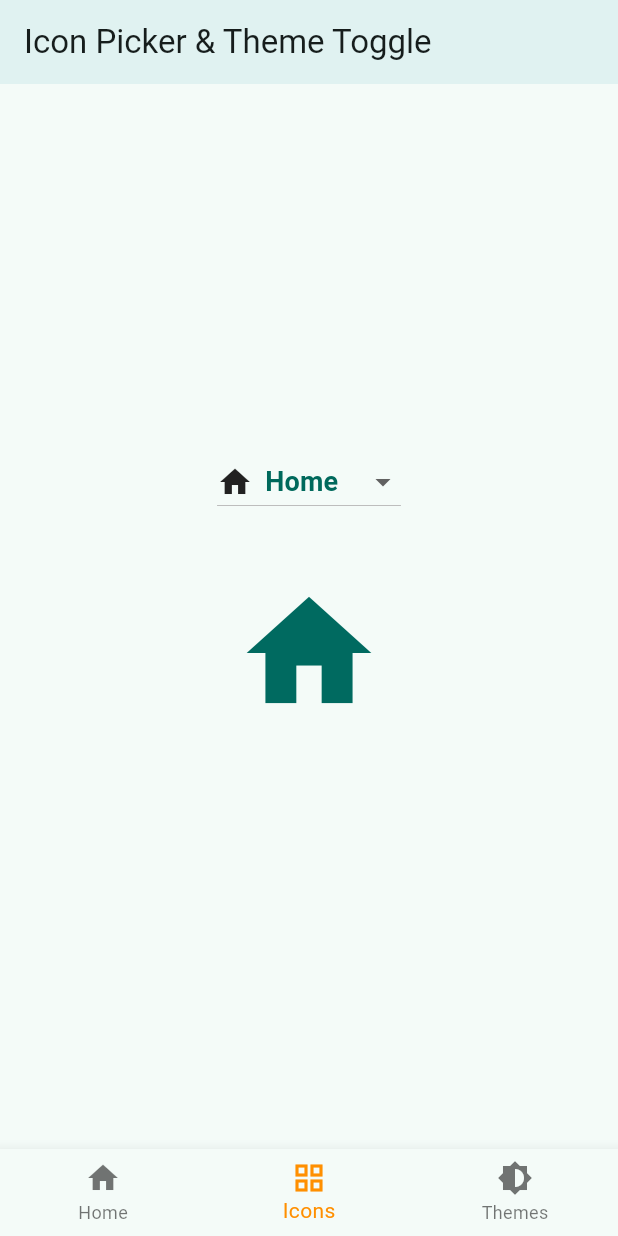
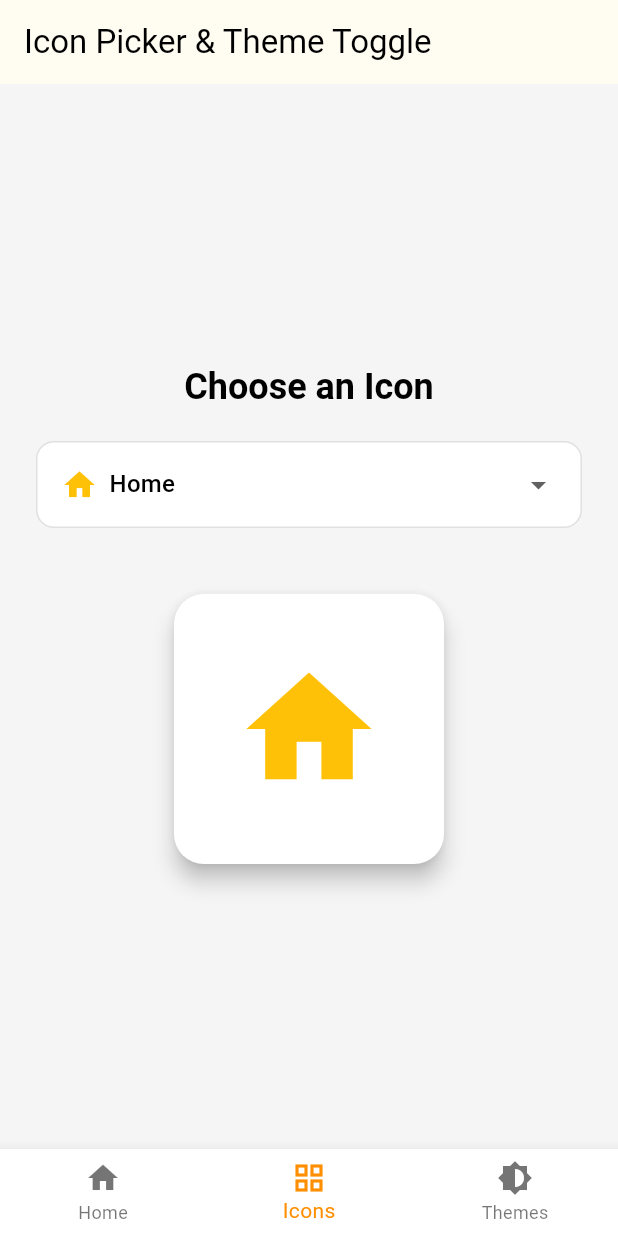
Before and after one commit to MrHamaad/toggle_and_pick, a Flutter app: the screen it shows after launch, item 2 of the bottom bar chosen, on a phone screen of 412 x 824 dp. Run offline on Flutter 3.47's test engine with Material 3 defaults, Android fonts, the phone set to English and light mode, and no system bars.

Commit message:
split the main.dart file into more readable files

```diff
--- /dev/null
+++ b/lib/app.dart
@@ -0,0 +1,17 @@
+import 'package:flutter/material.dart';
+import 'theme/app_theme.dart';
+import 'home_scaffold.dart';
+
+class MyApp extends StatelessWidget {
+  const MyApp({super.key}); // This must remain 'const' for testing
+
+  @override
+  Widget build(BuildContext context) {
+    return MaterialApp(
+      title: 'Theme & Icon Picker',
+      theme: AppTheme.lightTheme,
+      darkTheme: AppTheme.darkTheme,
+      home: const HomeScaffold(),
+    );
+  }
+}
--- /dev/null
+++ b/lib/home_scaffold.dart
@@ -0,0 +1,71 @@
+import 'package:flutter/material.dart';
+import 'theme/app_theme.dart';
+import 'screens/home_screen.dart';
+import 'screens/icon_screen.dart';
+import 'screens/toggle_theme.dart';
+
+class HomeScaffold extends StatefulWidget {
+  const HomeScaffold({super.key});
+
+  @override
+  State<HomeScaffold> createState() => _HomeScaffoldState();
+}
+
+class _HomeScaffoldState extends State<HomeScaffold> {
+  ThemeMode _themeMode = ThemeMode.light;
+  int _selectedIndex = 0;
+
+  void _toggleTheme(bool isDark) {
+    setState(() {
+      _themeMode = isDark ? ThemeMode.dark : ThemeMode.light;
+    });
+  }
+
+  void _onItemTapped(int index) {
+    setState(() {
+      _selectedIndex = index;
+    });
+  }
+
+  List<Widget> get _widgetOptions => [
+    const HomeScreen(),
+    IconScreen(),
+    ToggleTheme(_toggleTheme),
+  ];
+
+  @override
+  Widget build(BuildContext context) {
+    final theme = _themeMode == ThemeMode.dark
+        ? AppTheme.darkTheme
+        : AppTheme.lightTheme;
+
+    return Theme(
+      data: theme,
+      child: Scaffold(
+        appBar: AppBar(
+          title: const Text('Icon Picker & Theme Toggle'),
+        ),
+        body: _widgetOptions[_selectedIndex],
+        bottomNavigationBar: BottomNavigationBar(
+          items: const [
+            BottomNavigationBarItem(
+              icon: Icon(Icons.home),
+              label: 'Home',
+            ),
+            BottomNavigationBarItem(
+              icon: Icon(Icons.grid_view),
+              label: 'Icons',
+            ),
+            BottomNavigationBarItem(
+              icon: Icon(Icons.brightness_6),
+              label: 'Themes',
+            ),
+          ],
+          currentIndex: _selectedIndex,
+          selectedItemColor: Colors.amber[800],
+          onTap: _onItemTapped,
+        ),
+      ),
+    );
+  }
+}
--- a/lib/main.dart
+++ b/lib/main.dart
@@ -1,69 +1,4 @@
 import 'package:flutter/material.dart';
-import 'theme/app_theme.dart'; // import only once here
-import 'screens/home_screen.dart'; // make sure this is imported
-import 'screens/icon_screen.dart';
-import 'screens/toggle_theme.dart';
+import 'app.dart';
 
-void main() => runApp(MyApp());
-
-class MyApp extends StatefulWidget {
-  const MyApp({super.key});  // add key
-
-  @override
-  State<MyApp> createState() => _MyAppState();
-}
-
-class _MyAppState extends State<MyApp> {
-  ThemeMode _themeMode = ThemeMode.light;
-  int _selectedIndex = 0;
-  void _toggleTheme(bool isDark) {
-    setState(() {
-      _themeMode = isDark ? ThemeMode.dark : ThemeMode.light;
-    });
-  }
-  void _onItemTapped(int index) {
-    setState(() {
-      _selectedIndex = index;
-    });
-  }
-  @override
-  Widget build(BuildContext context) {
-
-    final List<Widget> _widgetOptions = <Widget>[
-      const HomeScreen(),
-      IconScreen(),
-      ToggleTheme(_toggleTheme),
-    ];
-    return MaterialApp(
-      title: 'Theme & Icon Picker',
-      theme: AppTheme.lightTheme,
-      darkTheme: AppTheme.darkTheme,
-      themeMode: _themeMode,
-      home: Scaffold(
-        appBar: AppBar(
-          title: Text('Icon Picker & Theme Toggle',),
-        ),
-        body: _widgetOptions.elementAt(_selectedIndex),
-        bottomNavigationBar: BottomNavigationBar(
-            items:const <BottomNavigationBarItem>[
-              BottomNavigationBarItem(
-                icon: Icon(Icons.home),
-                label: 'Home',
-              ),
-              BottomNavigationBarItem(
-                icon: Icon(Icons.grid_view),
-                label: 'Icons',
-              ),
-              BottomNavigationBarItem(
-                icon: Icon(Icons.brightness_6),
-                label: 'Themes',
-              ),
-
-            ] ,
-             currentIndex: _selectedIndex,
-             selectedItemColor: Colors.amber[800],
-             onTap: _onItemTapped,
-      ), //
-    ));
-  }
-}
+void main() => runApp(const MyApp());
--- a/lib/screens/icon_screen.dart
+++ b/lib/screens/icon_screen.dart
@@ -17,22 +17,38 @@ class _IconScreenState extends State<IconScreen> {
     'Alarm': Icons.alarm,
     'Person': Icons.person,
   };
+
   @override
   Widget build(BuildContext context) {
+    final theme = Theme.of(context);
+    final primaryColor = theme.colorScheme.primary;
+
     return SafeArea(
       child: Padding(
         padding: const EdgeInsets.all(24.0),
         child: Column(
-          mainAxisAlignment: MainAxisAlignment.spaceBetween,  // Space between top content and footer
+          mainAxisAlignment: MainAxisAlignment.center,
           children: [
-            // Main content centered vertically
-            Expanded(
-              child: Center(
-                child: Column(
-                  mainAxisSize: MainAxisSize.min, // Wrap content tightly
-                  children: [
-                    DropdownButton<IconData>(
+            Text(
+              'Choose an Icon',
+              style: theme.textTheme.headlineSmall?.copyWith(
+                fontWeight: FontWeight.bold,
+              ),
+            ),
+            const SizedBox(height: 20),
+
+            // Styled Dropdown
+            Container(
+              padding: const EdgeInsets.symmetric(horizontal: 16, vertical: 4),
+              decoration: BoxDecoration(
+                color: theme.cardColor,
+                borderRadius: BorderRadius.circular(12),
+                border: Border.all(color: Colors.grey.shade300),
+              ),
+              child: DropdownButtonHideUnderline(
+                child: DropdownButton<IconData>(
                   value: _selectedIcon,
+                  isExpanded: true,
                   onChanged: (IconData? newIcon) {
                     if (newIcon != null) {
                       setState(() {
@@ -45,7 +61,7 @@ class _IconScreenState extends State<IconScreen> {
                       value: entry.value,
                       child: Row(
                         children: [
-                              Icon(entry.value),
+                          Icon(entry.value, color: primaryColor),
                           const SizedBox(width: 8),
                           Text(entry.key),
                         ],
@@ -53,20 +69,26 @@ class _IconScreenState extends State<IconScreen> {
                     );
                   }).toList(),
                 ),
+              ),
+            ),
+
             const SizedBox(height: 40),
-                    Icon(
+
+            // Display selected icon in a card
+            Card(
+              elevation: 6,
+              shape: RoundedRectangleBorder(
+                borderRadius: BorderRadius.circular(20),
+              ),
+              child: Padding(
+                padding: const EdgeInsets.all(40.0),
+                child: Icon(
                   _selectedIcon,
                   size: 100,
-                      color: Theme.of(context).colorScheme.primary,
-                    ),
-                    const SizedBox(height: 40),
-                  ],
+                  color: primaryColor,
                 ),
               ),
             ),
-
-            // Footer fixed at bottom
-
           ],
         ),
       ),
--- a/lib/screens/toggle_theme.dart
+++ b/lib/screens/toggle_theme.dart
@@ -13,7 +13,7 @@ class _ToggleThemeState extends State<ToggleTheme> {
   @override
   Widget build(BuildContext context) {
     final isDark = Theme.of(context).brightness == Brightness.dark;
-    final textTheme = Theme.of(context).textTheme;
+
     return SafeArea(
       child: Padding(
         padding: const EdgeInsets.all(24.0),
@@ -29,7 +29,7 @@ class _ToggleThemeState extends State<ToggleTheme> {
                     Row(
                       mainAxisAlignment: MainAxisAlignment.center,
                       children: [
-                        Text('Dark Mode', style: textTheme.titleMedium),
+                        Text('Dark Mode : ', style: TextStyle(fontSize: 25,fontWeight: FontWeight.w800)),
                         Switch(
                           value: isDark,
                           onChanged: widget.onThemeChanged,
--- a/lib/theme/app_theme.dart
+++ b/lib/theme/app_theme.dart
@@ -1,51 +1,36 @@
 import 'package:flutter/material.dart';
 
 class AppTheme {
-  static final lightTheme = ThemeData(
-    colorScheme: ColorScheme.fromSeed(
-      seedColor: Colors.teal,
-      brightness: Brightness.light,
+  static final ThemeData lightTheme = ThemeData(
+    brightness: Brightness.light,
+    scaffoldBackgroundColor: const Color(0xFFF5F5F5), // Soft light gray
+    appBarTheme: const AppBarTheme(
+      backgroundColor: Colors.white,
+      foregroundColor: Colors.black,
+      elevation: 1,
     ),
-    useMaterial3: true,
-    textTheme: TextTheme(
-      headlineLarge: TextStyle(
-        fontSize: 32,
-        fontWeight: FontWeight.bold,
-        color: Colors.black,
-      ),
-      titleMedium: TextStyle(
-        fontSize: 18,
-        fontWeight: FontWeight.w600,
-        color: Colors.teal.shade800, //
-      ),
+    colorScheme: ColorScheme.light(
+      primary: Colors.amber,
+      secondary: Colors.amberAccent,
     ),
-    appBarTheme: AppBarTheme(
-      backgroundColor: Colors.teal.shade50,
-      elevation: 0,
+    textTheme: const TextTheme(
+      bodyMedium: TextStyle(color: Colors.black87),
     ),
   );
 
-  static final darkTheme = ThemeData(
-    colorScheme: ColorScheme.fromSeed(
-      seedColor: Colors.teal,
-      brightness: Brightness.dark,
+  static final ThemeData darkTheme = ThemeData(
+    brightness: Brightness.dark,
+    scaffoldBackgroundColor: const Color(0xFF121212),
+    appBarTheme: const AppBarTheme(
+      backgroundColor: Color(0xFF1E1E1E),
+      foregroundColor: Colors.white,
     ),
-    useMaterial3: true,
-    textTheme: TextTheme(
-      headlineLarge: TextStyle(
-        fontSize: 32,
-        fontWeight: FontWeight.bold,
-        color: Colors.white,
-      ),
-      titleMedium: TextStyle(
-        fontSize: 18,
-        fontWeight: FontWeight.w600,
-        color: Colors.teal.shade200,
-      ),
+    colorScheme: ColorScheme.dark(
+      primary: Colors.amber,
+      secondary: Colors.amberAccent,
     ),
-    appBarTheme: AppBarTheme(
-      backgroundColor: Colors.grey.shade900,
-      elevation: 0,
+    textTheme: const TextTheme(
+      bodyMedium: TextStyle(color: Colors.white),
     ),
   );
 }
--- a/lib/widgets/footer.dart
+++ /dev/null
@@ -1,17 +0,0 @@
-import 'package:flutter/material.dart';
-
-class Footer extends StatelessWidget {
-  const Footer({super.key});
-
-  @override
-  Widget build(BuildContext context) {
-    return Text(
-      'Developed by Hamaad Majeed ❤️',
-      style: TextStyle(
-        fontSize: 16,
-        fontWeight: FontWeight.w800,
-        color: Theme.of(context).colorScheme.onSurface,
-      ),
-    );
-  }
-}
```
Also changed, not shown: 1 other file. Lines whose indentation alone changed are shown as unchanged.
